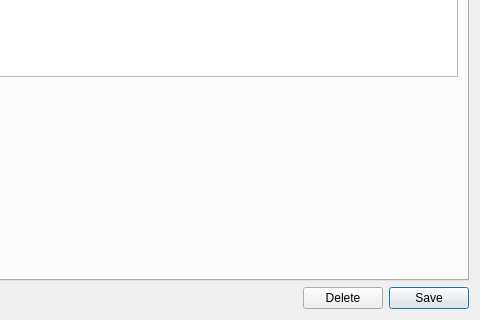
First picture: the form in projects/ores.qt/ui/DataDomainDetailDialog.ui, repository OreStudio/OreStudio, before the edit; both pictures show x 120 to 600 and y 180 to 500 of the 600 by 500 pixel window.
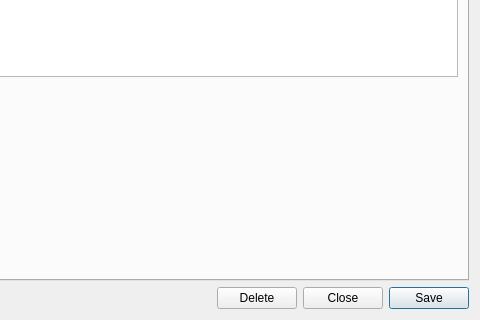
Second picture: the form after the edit. Custom widgets are drawn as their Qt base class.

Commit message: [qt] Remove toolbars from detail dialogs; add Close button throughout

Diff of the .ui file:
```diff
--- a/projects/ores.qt/ui/DataDomainDetailDialog.ui
+++ b/projects/ores.qt/ui/DataDomainDetailDialog.ui
@@ -127,6 +127,13 @@
        </property>
       </widget>
      </item>
+     <item>
+      <widget class="QPushButton" name="closeButton">
+       <property name="text">
+        <string>Close</string>
+       </property>
+      </widget>
+     </item>
      <item>
       <widget class="QPushButton" name="saveButton">
        <property name="text">
```
The commit also changes 201 other files.
